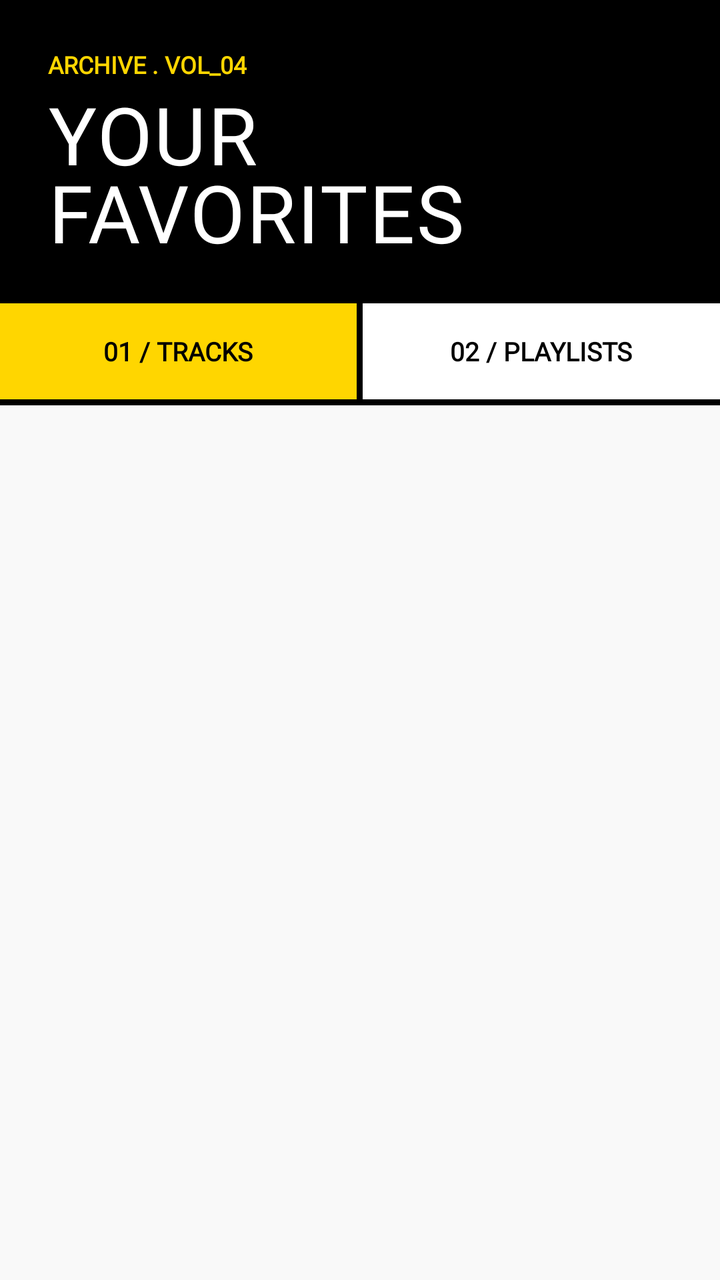
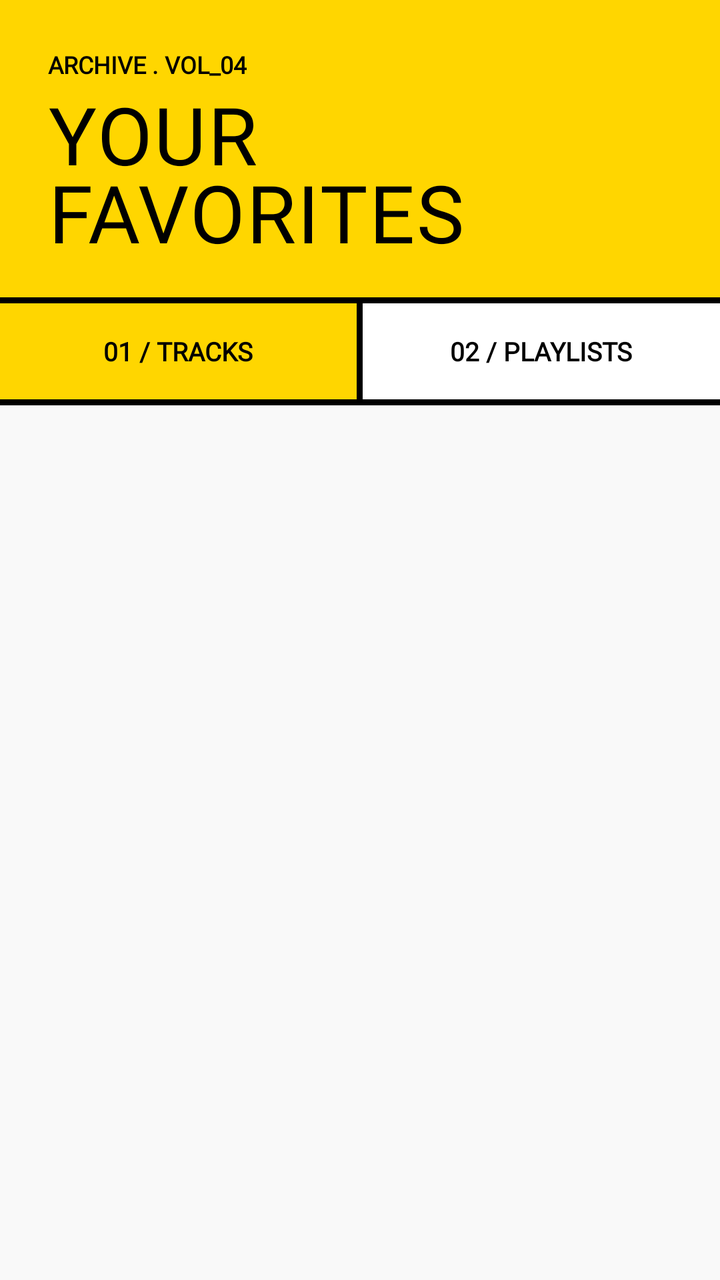

Two renders of the same Android screen: before a commit and after it. Below are the layout's source before the change and the commit's diff.
<!-- AndroidManifest.xml: application theme Theme.Noctune -->
<!-- res/layout/fragment_faves.xml -->
<?xml version="1.0" encoding="utf-8"?>
<LinearLayout
    xmlns:android="http://schemas.android.com/apk/res/android"
    xmlns:app="http://schemas.android.com/apk/res-auto"
    android:layout_width="match_parent"
    android:layout_height="match_parent"
    android:orientation="vertical"
    android:background="@color/bg_main">

    <LinearLayout
        android:layout_width="match_parent"
        android:layout_height="wrap_content"
        android:background="@color/border_color"
        android:orientation="vertical"
        android:paddingHorizontal="24dp"
        android:paddingTop="24dp"
        android:paddingBottom="16dp">

        <TextView
            android:layout_width="wrap_content"
            android:layout_height="wrap_content"
            android:text="ARCHIVE . VOL_04"
            android:textColor="@color/brand_yellow"
            android:textSize="12sp"
            android:fontFamily="@font/space_mono"
            android:textStyle="bold"/>

        <TextView
            android:layout_width="wrap_content"
            android:layout_height="wrap_content"
            android:text="YOUR FAVORITES"
            android:textColor="@color/bg_surface"
            android:textSize="40sp"
            android:fontFamily="@font/bebas_neue"
            android:lineSpacingMultiplier="0.85"
            android:letterSpacing="0.02"/>
    </LinearLayout>

    <View
        android:layout_width="match_parent"
        android:layout_height="3dp"
        android:background="@color/border_color"/>

    
    <LinearLayout
        android:layout_width="match_parent"
        android:layout_height="48dp"
        android:orientation="horizontal"
        android:background="@color/border_color">

        <LinearLayout
            android:id="@+id/tab_faves"
            android:layout_width="0dp"
            android:layout_height="match_parent"
            android:layout_weight="1"
            android:gravity="center"
            android:background="@color/brand_yellow">

            <TextView
                android:layout_width="wrap_content"
                android:layout_height="wrap_content"
                android:text="01 / TRACKS"
                android:textColor="#000000"
                android:textSize="13sp"
                android:textStyle="bold"
                android:fontFamily="@font/space_mono"/>
        </LinearLayout>

        <View
            android:layout_width="3dp"
            android:layout_height="match_parent"
            android:background="@color/border_color"/>

        <LinearLayout
            android:id="@+id/tab_playlists"
            android:layout_width="0dp"
            android:layout_height="match_parent"
            android:layout_weight="1"
            android:gravity="center"
            android:background="@color/bg_surface">

            <TextView
                android:layout_width="wrap_content"
                android:layout_height="wrap_content"
                android:textColor="@color/text_primary"
                android:text="02 / PLAYLISTS"
                android:textSize="13sp"
                android:textStyle="bold"
                android:fontFamily="@font/space_mono"/>
        </LinearLayout>
    </LinearLayout>

    <View
        android:layout_width="match_parent"
        android:layout_height="3dp"
        android:background="@color/border_color"/>

    <FrameLayout
        android:layout_width="match_parent"
        android:layout_height="match_parent"
        android:background="@color/border_color">

        <LinearLayout
            android:id="@+id/view_faves_content"
            android:layout_width="match_parent"
            android:layout_height="match_parent"
            android:orientation="vertical"
            android:background="@color/bg_main"
            android:visibility="visible">

            <TextView
                android:id="@+id/tv_empty"
                android:layout_width="match_parent"
                android:layout_height="wrap_content"
                android:layout_marginHorizontal="24dp"
                android:layout_marginTop="80dp"
                android:background="@color/bg_surface"
                android:padding="24dp"
                android:text="[NOTICE_01: DIRECTORY_EMPTY]\n\nNo tracks have been registered as favorite. Tag items from core console."
                android:textColor="@color/brand_red"
                android:textSize="13sp"
                android:fontFamily="@font/space_mono"
                android:gravity="center"
                android:lineSpacingMultiplier="1.3"
                android:visibility="gone"/>

            <androidx.recyclerview.widget.RecyclerView
                android:id="@+id/rv_faves"
                android:layout_width="match_parent"
                android:layout_height="match_parent"
                android:scrollbars="vertical"/>
        </LinearLayout>

        <LinearLayout
            android:id="@+id/view_playlists_content"
            android:layout_width="match_parent"
            android:layout_height="match_parent"
            android:orientation="vertical"
            android:background="@color/bg_main"
            android:visibility="gone">

            <TextView
                android:id="@+id/btn_new_playlist"
                android:layout_width="match_parent"
                android:layout_height="wrap_content"
                android:background="@color/brand_yellow"
                android:text="+ CREATE NEW DIRECTORY"
                android:textColor="#000000"
                android:textSize="14sp"
                android:textStyle="bold"
                android:fontFamily="@font/space_mono"
                android:gravity="center"
                android:padding="16dp"/>

            <View
                android:layout_width="match_parent"
                android:layout_height="3dp"
                android:background="@color/border_color"/>

            <TextView
                android:id="@+id/tv_empty_playlist"
                android:layout_width="match_parent"
                android:layout_height="wrap_content"
                android:layout_marginHorizontal="24dp"
                android:layout_marginTop="80dp"
                android:background="@color/bg_surface"
                android:padding="24dp"
                android:text="[NOTICE_02: NO_PLAYLISTS_FOUND]\n\nInitialization needed. Tap the bar above to create a new music container."
                android:textColor="@color/text_secondary"
                android:textSize="13sp"
                android:fontFamily="@font/space_mono"
                android:gravity="center"
                android:lineSpacingMultiplier="1.3"
                android:visibility="gone"/>

            <androidx.recyclerview.widget.RecyclerView
                android:id="@+id/rv_playlists"
                android:layout_width="match_parent"
                android:layout_height="match_parent"
                android:scrollbars="vertical"/>
        </LinearLayout>
    </FrameLayout>
</LinearLayout>
<!-- resources referenced by this layout -->
<resources>
  <color name="bg_main">#F9F9F9</color>
  <color name="bg_surface">#FFFFFF</color>
  <color name="border_color">#000000</color>
  <color name="brand_red">#E63329</color>
  <color name="brand_yellow">#FFD600</color>
  <color name="text_primary">#000000</color>
  <color name="text_secondary">#666666</color>
  <style name="Theme.Noctune" parent="Theme.MaterialComponents.Light.NoActionBar">
          <item name="colorPrimary">@color/brand_yellow</item>
          <item name="colorPrimaryVariant">@color/brand_yellow</item>
          <item name="colorOnPrimary">#000000</item>  
          <item name="colorSecondary">@color/brand_red</item>
  
          <item name="android:windowBackground">@color/bg_main</item>
          <item name="android:statusBarColor">@color/brand_yellow</item>
  
          <item name="android:windowLightStatusBar">true</item>
          <item name="android:clipToPadding">false</item>
      </style>
</resources>

<!-- the commit's change to res/layout/fragment_faves.xml (unified diff, before → after) -->
@@ -10,7 +10,7 @@
     <LinearLayout
         android:layout_width="match_parent"
         android:layout_height="wrap_content"
-        android:background="@color/border_color"
+        android:background="@color/brand_yellow"
         android:orientation="vertical"
         android:paddingHorizontal="24dp"
         android:paddingTop="24dp"
@@ -20,7 +20,7 @@
             android:layout_width="wrap_content"
             android:layout_height="wrap_content"
             android:text="ARCHIVE . VOL_04"
-            android:textColor="@color/brand_yellow"
+            android:textColor="#000000"
             android:textSize="12sp"
             android:fontFamily="@font/space_mono"
             android:textStyle="bold"/>
@@ -29,7 +29,7 @@
             android:layout_width="wrap_content"
             android:layout_height="wrap_content"
             android:text="YOUR FAVORITES"
-            android:textColor="@color/bg_surface"
+            android:textColor="#000000"
             android:textSize="40sp"
             android:fontFamily="@font/bebas_neue"
             android:lineSpacingMultiplier="0.85"
